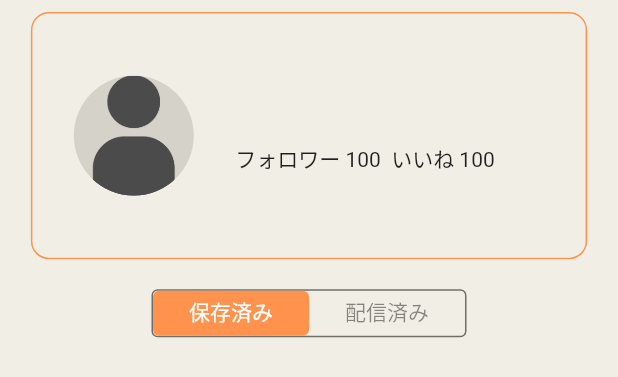
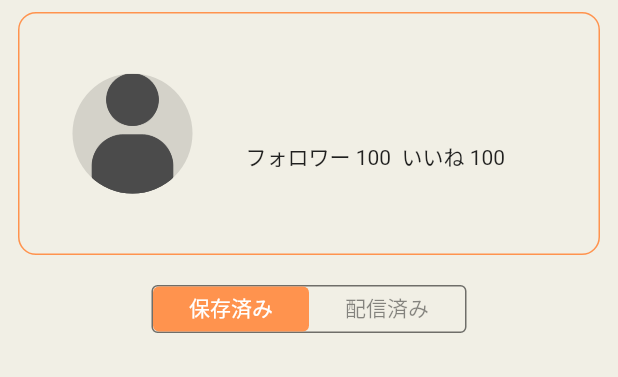
Before and after one commit to masa-tokyo/pop_talk, a Flutter app: the AuthorizedMyTalkPage widget shown alone on an empty page, opened directly with empty values, on a phone screen of 412 x 824 dp. Shown: the top 377 px of the screen. Run offline on Flutter 3.47's test engine with Material 2 defaults, Android fonts, the phone set to English and light mode, and no system bars; our stand-ins replace cloud_firestore, firebase_auth, firebase_core, firebase_storage, flutter_dotenv, flutter_riverpod and 6 more; missing offline and left inert: flutter_sound; accounts and stored records are empty; network calls fail; statements that could not run were skipped; project files that could hold a hidden picture were left out.

Commit message:
ログイン後のマイトーク画面レイアウト修正

```diff
--- a/lib/presentation/ui/templates/my_talk/authorized_my_talk_page.dart
+++ b/lib/presentation/ui/templates/my_talk/authorized_my_talk_page.dart
@@ -24,21 +24,18 @@ class _AuthorizedMyTalkPageState extends State<AuthorizedMyTalkPage> {
 
   @override
   Widget build(BuildContext context) {
-    final height = MediaQuery.of(context).size.height;
-    final width = MediaQuery.of(context).size.width;
     return SingleChildScrollView(
       child: Align(
         alignment: Alignment.center,
         child: Column(
           children: [
             Container(
-              margin: const EdgeInsets.only(top: 8),
+              margin: const EdgeInsets.only(top: 8, right: 12, left: 12),
               decoration: BoxDecoration(
                 border: Border.all(color: Theme.of(context).primaryColor),
                 borderRadius: BorderRadius.circular(12),
               ),
-              height: height * 0.20,
-              width: width * 0.90,
+              constraints: const BoxConstraints(minHeight: 160, maxWidth: 565),
               child: Row(
                 mainAxisAlignment: MainAxisAlignment.spaceEvenly,
                 children: [
@@ -62,8 +59,9 @@ class _AuthorizedMyTalkPageState extends State<AuthorizedMyTalkPage> {
                       ),
                     ),
                   ),
-                  SizedBox(
-                    width: width * 0.50,
+                  ConstrainedBox(
+                    constraints:
+                        const BoxConstraints(minHeight: 160, maxWidth: 200),
                     child: Column(
                       mainAxisAlignment: MainAxisAlignment.center,
                       children: [
@@ -131,11 +129,11 @@ class _AuthorizedMyTalkPageState extends State<AuthorizedMyTalkPage> {
                         ],
                       ),
                     ),
-                    SizedBox(
+                    Container(
                       height: _tabIndex == 0
-                          ? height * 0.20 * widget.savedTalkItems.length
-                          : height * 0.22 * widget.postedTalkItems.length,
-                      width: width * 0.90,
+                          ? (200 * widget.savedTalkItems.length).toDouble()
+                          : (220 * widget.postedTalkItems.length).toDouble(),
+                      constraints: const BoxConstraints(maxWidth: 600),
                       child: TabBarView(
                         children: [
                           ListView.builder(
```
Also changed, not shown: lib/presentation/ui/organisms/talk_tile.dart (+17 -19 lines).
